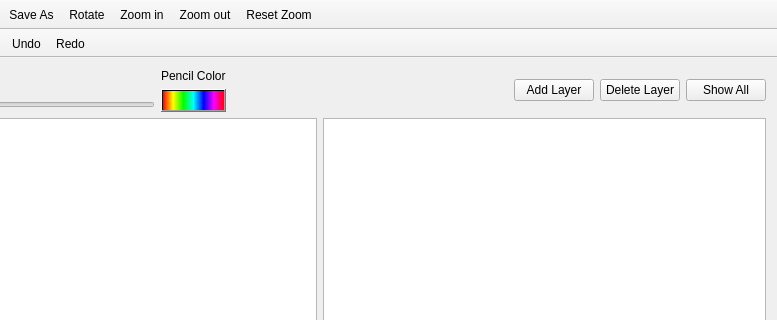
Old version of the form src/mainwindow.ui in the repository MATF-RS19/RS024-paint; both pictures show x 138 to 915 and y 0 to 320 of the 915 by 709 pixel window.
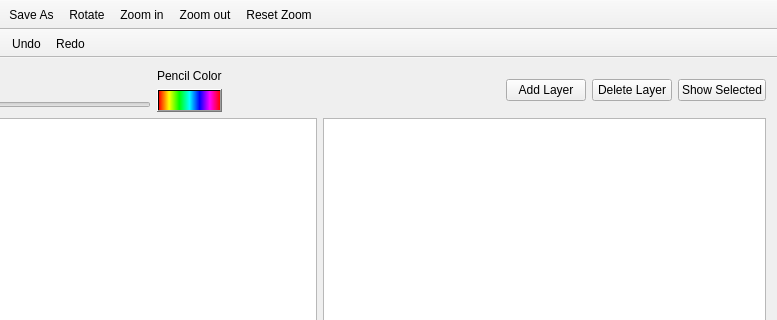
New version of the form. Icons and pictures are not drawn.

Diff of the .ui file:
```diff
--- a/src/mainwindow.ui
+++ b/src/mainwindow.ui
@@ -114,7 +114,7 @@
       <item>
        <widget class="QPushButton" name="pushButton_2">
         <property name="text">
-         <string>Show All</string>
+         <string>Show Selected</string>
         </property>
        </widget>
       </item>
```
Left out of the diff: 8 changed lines with no effect on the pictures.
